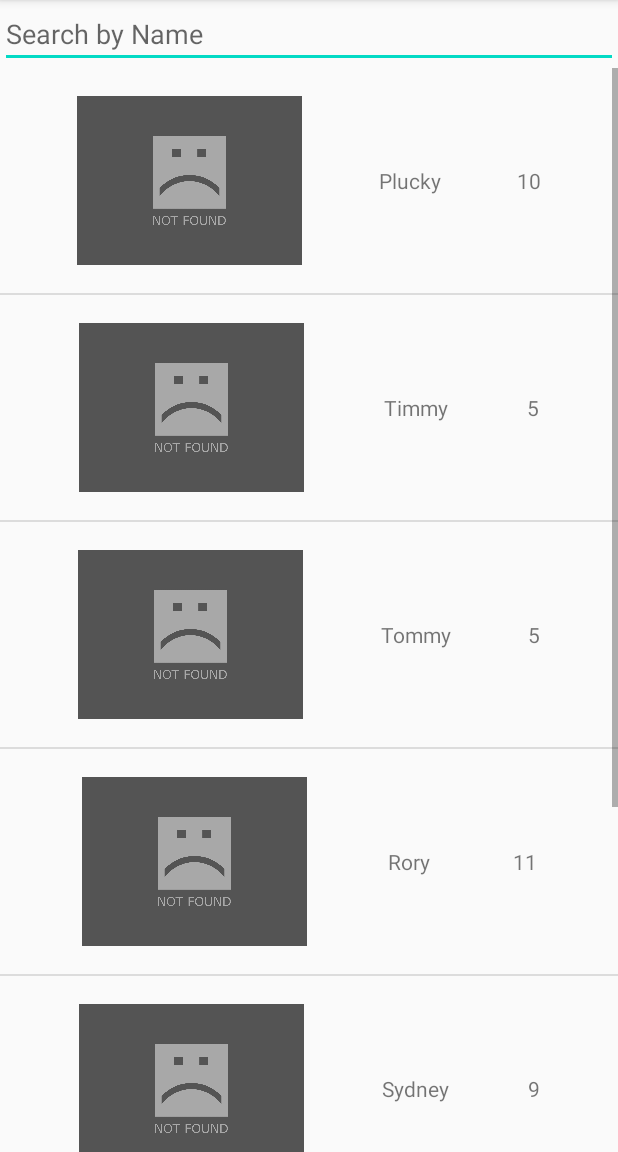
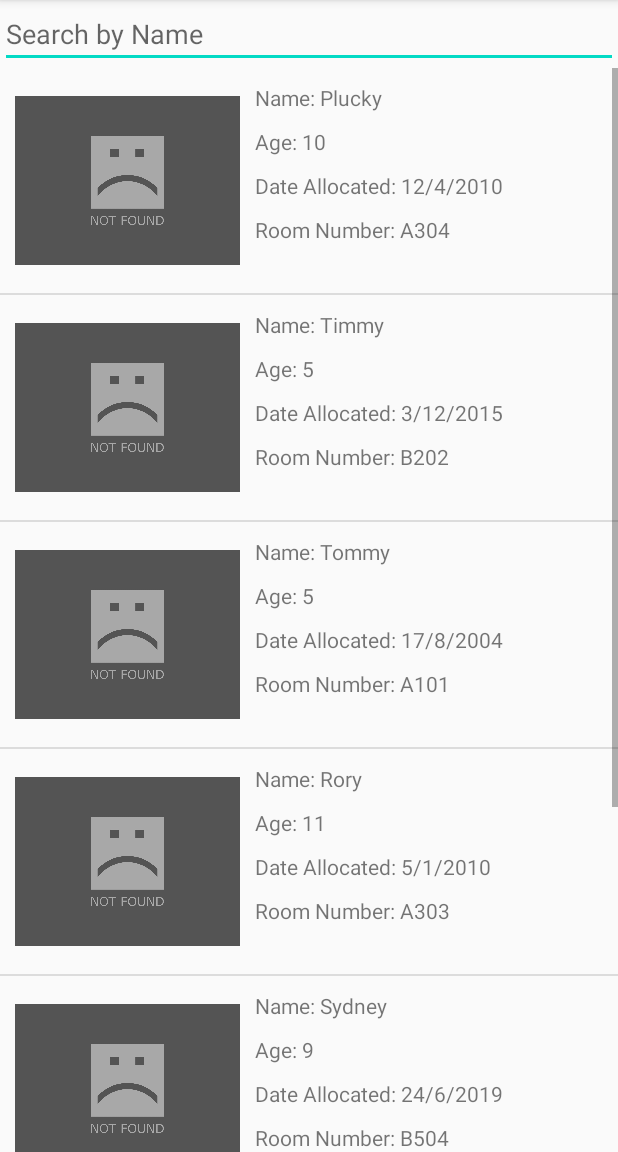
Before and after one commit to WeebTeam/EdenSight_Android, an Android app: the MainActivity screen opened directly, with no data from a screen before it, on a phone screen of 412 x 824 dp, the part 84-1236 px from its top. Run offline under Robolectric (Android 15) with nearby library versions, the light colour scheme and no system bars; our stand-ins replace Picasso; pictures from the network do not load.

Commit message:
Implemented Parcelable class + Extra UI stuff
Resident class now transferrable between activities + added new data like date and room number.

```diff
--- a/EdenSight/app/src/main/AndroidManifest.xml
+++ b/EdenSight/app/src/main/AndroidManifest.xml
@@ -3,6 +3,7 @@
     package="com.example.edensight">
 
     <uses-permission android:name="android.permission.INTERNET" />
+
     <application
         android:allowBackup="true"
         android:icon="@mipmap/ic_launcher"
@@ -10,6 +11,7 @@
         android:roundIcon="@mipmap/ic_launcher_round"
         android:supportsRtl="true"
         android:theme="@style/AppTheme">
+        <activity android:name=".ResidentDetailsActivity"></activity>
         <activity android:name=".Login">
             <intent-filter>
                 <action android:name="android.intent.action.MAIN" />
@@ -17,8 +19,7 @@
                 <category android:name="android.intent.category.LAUNCHER" />
             </intent-filter>
         </activity>
-        <activity android:name=".MainActivity">
-        </activity>
+        <activity android:name=".MainActivity"></activity>
     </application>
 
 </manifest>
--- a/EdenSight/app/src/main/java/com/example/edensight/Resident.java
+++ b/EdenSight/app/src/main/java/com/example/edensight/Resident.java
@@ -1,17 +1,49 @@
 package com.example.edensight;
+
+import android.os.Parcel;
+import android.os.Parcelable;
 
 import java.util.ArrayList;
 
-public class Resident {
-    private String name, age, imageURL;
+public class Resident implements Parcelable {
+    private String name;
+    private String age;
+    private String imageURL;
+
+
+
+    private String allocationDate;
+    private String roomNumber;
 
     public Resident() { }
 
-    public Resident(String name, String age, String imageURL) {
+    public Resident(String name, String age, String imageURL, String allocationDate, String roomNumber) {
         this.name = name;
         this.age = age;
         this.imageURL = imageURL;
+        this.allocationDate = allocationDate;
+        this.roomNumber = roomNumber;
     }
+
+    protected Resident(Parcel in) {
+        name = in.readString();
+        age = in.readString();
+        imageURL = in.readString();
+        allocationDate = in.readString();
+        roomNumber = in.readString();
+    }
+
+    public static final Creator<Resident> CREATOR = new Creator<Resident>() {
+        @Override
+        public Resident createFromParcel(Parcel in) {
+            return new Resident(in);
+        }
+
+        @Override
+        public Resident[] newArray(int size) {
+            return new Resident[size];
+        }
+    };
 
     public String getName() {
         return name;
@@ -37,16 +69,38 @@ public class Resident {
         this.imageURL = imageURL;
     }
 
+    public String getAllocationDate() { return allocationDate; }
+
+    public void setAllocationDate(String allocationDate) { this.allocationDate = allocationDate; }
+
+    public String getRoomNumber() { return roomNumber; }
+
+    public void setRoomNumber(String roomNumber) { this.roomNumber = roomNumber; }
+
     public static ArrayList<Resident> dummyResidentList(){;
         ArrayList<Resident> residentArrayList = new ArrayList<Resident>();
-        residentArrayList.add(new Resident("Plucky", "10", "https://i.redd.it/765frlqxtuw41.png"));
-        residentArrayList.add(new Resident("Timmy", "5", "https://i.redd.it/765frlqxtuw41.png"));
-        residentArrayList.add(new Resident("Tommy", "5", "https://i.redd.it/765frlqxtuw41.png"));
-        residentArrayList.add(new Resident("Rory", "11", "https://i.redd.it/765frlqxtuw41.png"));
-        residentArrayList.add(new Resident("Sydney", "9", "https://i.redd.it/765frlqxtuw41.png"));
-        residentArrayList.add(new Resident("Yuka", "9", "https://i.redd.it/765frlqxtuw41.png"));
-        residentArrayList.add(new Resident("Tom Nook", "20", "https://i.redd.it/765frlqxtuw41.png"));
+        residentArrayList.add(new Resident("Plucky", "10", "https://i.redd.it/765frlqxtuw41.png", "12/4/2010", "A304"));
+        residentArrayList.add(new Resident("Timmy", "5", "https://i.redd.it/765frlqxtuw41.png", "3/12/2015", "B202"));
+        residentArrayList.add(new Resident("Tommy", "5", "https://i.redd.it/765frlqxtuw41.png", "17/8/2004", "A101"));
+        residentArrayList.add(new Resident("Rory", "11", "https://i.redd.it/765frlqxtuw41.png", "5/1/2010", "A303"));
+        residentArrayList.add(new Resident("Sydney", "9", "https://i.redd.it/765frlqxtuw41.png", "24/6/2019", "B504"));
+        residentArrayList.add(new Resident("Yuka", "9", "https://i.redd.it/765frlqxtuw41.png", "6/2/2009", "B605"));
+        residentArrayList.add(new Resident("Tom Nook", "20", "https://i.redd.it/765frlqxtuw41.png", "5/7/2010", "A102"));
 
         return residentArrayList;
     }
+
+    @Override
+    public int describeContents() {
+        return 0;
+    }
+
+    @Override
+    public void writeToParcel(Parcel dest, int flags) {
+        dest.writeString(name);
+        dest.writeString(age);
+        dest.writeString(imageURL);
+        dest.writeString(allocationDate);
+        dest.writeString(roomNumber);
+    }
 }
--- a/EdenSight/app/src/main/java/com/example/edensight/ResidentAdapter.java
+++ b/EdenSight/app/src/main/java/com/example/edensight/ResidentAdapter.java
@@ -22,13 +22,15 @@ public class ResidentAdapter extends RecyclerView.Adapter<ResidentAdapter.Reside
 
     public class ResidentViewHolder extends RecyclerView.ViewHolder{
         public ImageView picture;
-        public TextView name, age;
+        public TextView name, age, allocatedDate, roomNumber;
 
         public ResidentViewHolder(@NonNull View itemView) {
             super(itemView);
             picture = itemView.findViewById(R.id.resident_picture);
             name = itemView.findViewById(R.id.resident_name);
             age = itemView.findViewById(R.id.resident_age);
+            allocatedDate = itemView.findViewById(R.id.resident_allocateDate);
+            roomNumber = itemView.findViewById(R.id.resident_roomNumber);
         }
     }
 
@@ -54,8 +56,10 @@ public class ResidentAdapter extends RecyclerView.Adapter<ResidentAdapter.Reside
     @Override
     public void onBindViewHolder(@NonNull ResidentViewHolder holder, final int position) {
         final Resident resident = residentList.get(position);
-        holder.name.setText(resident.getName());
-        holder.age.setText(resident.getAge());
+        holder.name.setText("Name: " + resident.getName());
+        holder.age.setText("Age: " + resident.getAge());
+        holder.allocatedDate.setText("Date Allocated: " + resident.getAllocationDate());
+        holder.roomNumber.setText("Room Number: " + resident.getRoomNumber());
 
         // Loading Image from URL via Custom Picasso Class
         PicassoClient.downloadImage(context, resident.getImageURL(), holder.picture);
--- a/EdenSight/app/src/main/res/layout/resident_view.xml
+++ b/EdenSight/app/src/main/res/layout/resident_view.xml
@@ -14,28 +14,51 @@
         android:layout_height="150dp"
         app:layout_constraintBottom_toBottomOf="parent"
         app:layout_constraintLeft_toLeftOf="parent"
-        app:layout_constraintRight_toLeftOf="@id/resident_name"
         app:layout_constraintTop_toTopOf="parent"
-        app:srcCompat="@android:drawable/btn_star_big_on" />
+        app:srcCompat="@android:drawable/btn_star_big_on"
+        android:layout_marginLeft="10dp"/>
 
     <TextView
         android:id="@+id/resident_name"
         android:layout_width="wrap_content"
         android:layout_height="wrap_content"
         android:text="Name"
+        app:layout_constraintTop_toTopOf="parent"
         app:layout_constraintLeft_toRightOf="@id/resident_picture"
-        app:layout_constraintRight_toLeftOf="@id/resident_age"
-        app:layout_constraintTop_toTopOf="parent"
-        app:layout_constraintBottom_toBottomOf="parent"/>
+        app:layout_constraintBottom_toTopOf="@id/resident_age"
+        android:layout_marginTop="10dp"
+        android:layout_marginLeft="10dp"/>
 
     <TextView
         android:id="@+id/resident_age"
         android:layout_width="wrap_content"
         android:layout_height="wrap_content"
         android:text="Age"
-        app:layout_constraintLeft_toRightOf="@id/resident_name"
-        app:layout_constraintRight_toRightOf="parent"
-        app:layout_constraintTop_toTopOf="parent"
-        app:layout_constraintBottom_toBottomOf="parent"/>
+        app:layout_constraintLeft_toRightOf="@id/resident_picture"
+        app:layout_constraintTop_toBottomOf="@id/resident_name"
+        app:layout_constraintBottom_toTopOf="@id/resident_allocateDate"
+        android:layout_marginTop="10dp"
+        android:layout_marginLeft="10dp"/>
+
+    <TextView
+        android:id="@+id/resident_allocateDate"
+        android:layout_width="wrap_content"
+        android:layout_height="wrap_content"
+        android:text="Allocation Date"
+        app:layout_constraintLeft_toRightOf="@id/resident_picture"
+        app:layout_constraintTop_toBottomOf="@id/resident_age"
+        app:layout_constraintBottom_toTopOf="@id/resident_roomNumber"
+        android:layout_marginTop="10dp"
+        android:layout_marginLeft="10dp"/>
+
+    <TextView
+        android:id="@+id/resident_roomNumber"
+        android:layout_width="wrap_content"
+        android:layout_height="wrap_content"
+        android:text="Room Number"
+        app:layout_constraintLeft_toRightOf="@id/resident_picture"
+        app:layout_constraintTop_toBottomOf="@id/resident_allocateDate"
+        android:layout_marginTop="10dp"
+        android:layout_marginLeft="10dp"/>
 
 </androidx.constraintlayout.widget.ConstraintLayout>
```
Also changed, not shown: EdenSight/app/src/main/java/com/example/edensight/MainActivity.java (+4 -3 lines), EdenSight/app/src/main/java/com/example/edensight/ResidentDetailsActivity.java (added, +37 -0 lines), EdenSight/app/src/main/res/layout/activity_resident_details.xml (added, +61 -0 lines).
